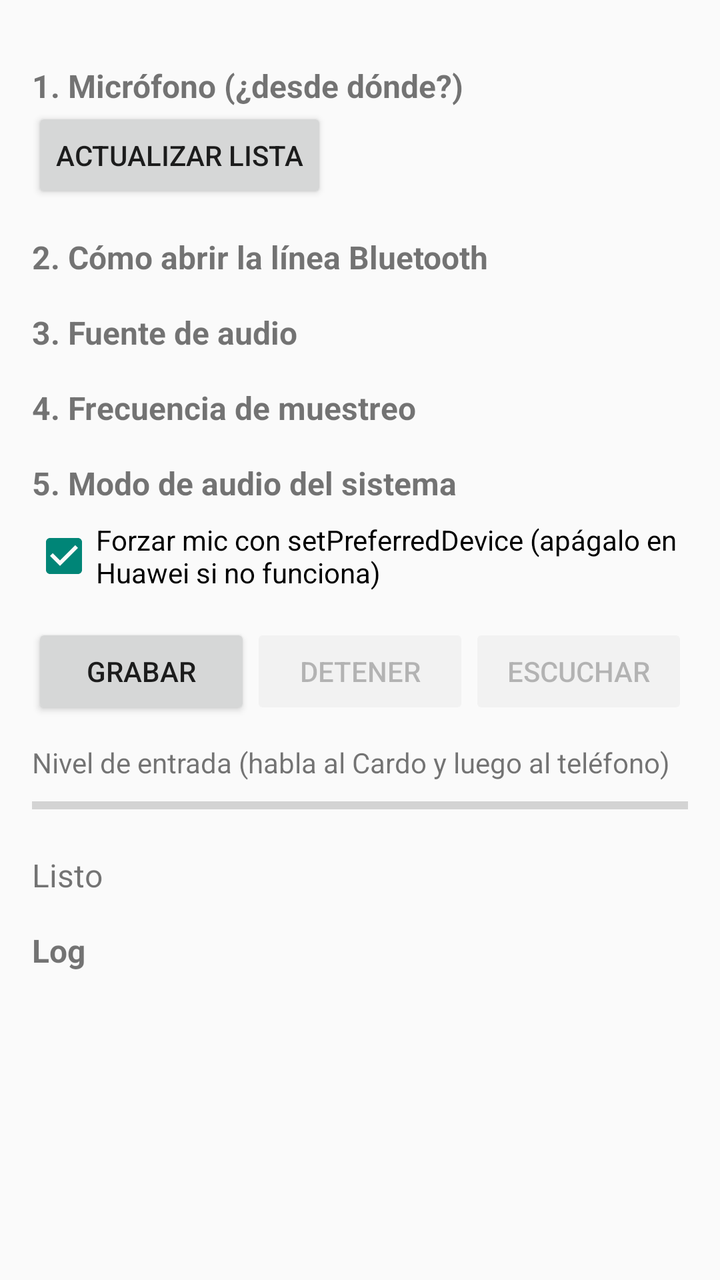
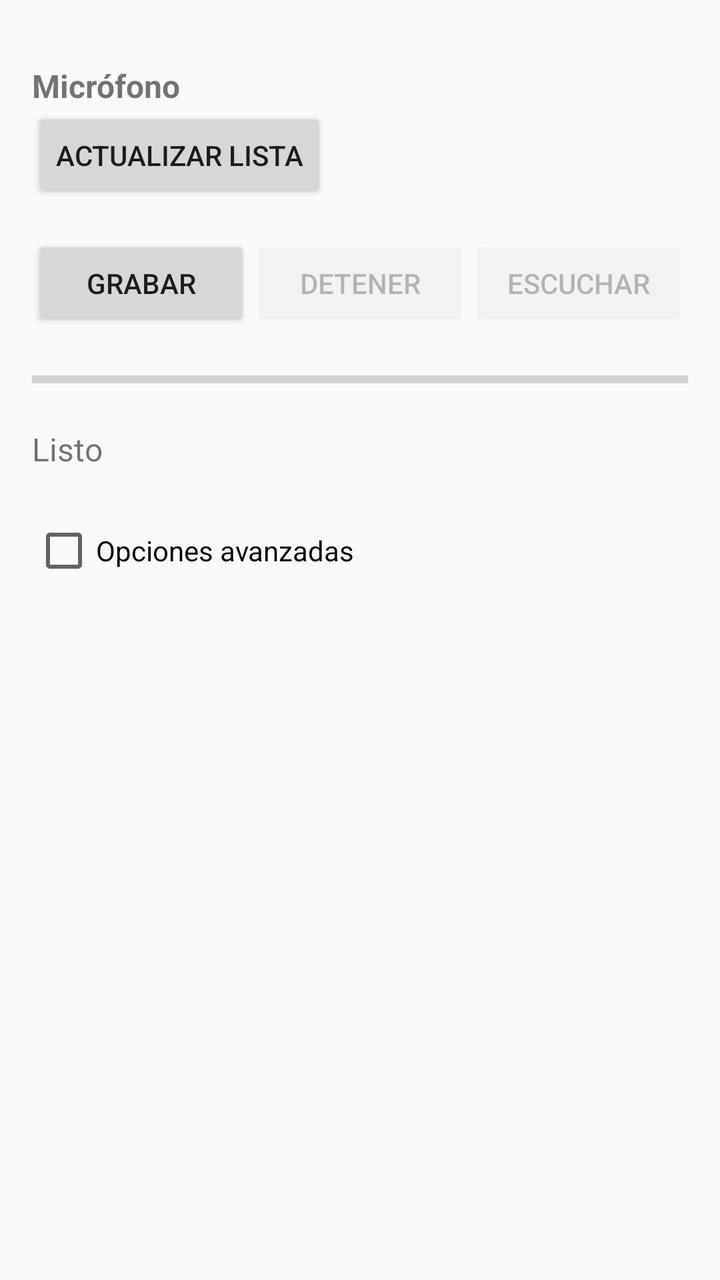

Screens rendered from an Android XML layout before and after an edit, with the pre-edit source and the edit as a unified diff.
<!-- AndroidManifest.xml: application theme android:Theme.Material.Light -->
<!-- res/layout/main.xml -->
<?xml version="1.0" encoding="utf-8"?>
<ScrollView xmlns:android="http://schemas.android.com/apk/res/android"
    android:layout_width="match_parent"
    android:layout_height="match_parent">

    <LinearLayout
        android:layout_width="match_parent"
        android:layout_height="wrap_content"
        android:orientation="vertical"
        android:padding="16dp">

        <TextView
            style="@style/SectionTitle"
            android:text="1. Micrófono (¿desde dónde?)" />

        <RadioGroup
            android:id="@+id/groupDevice"
            android:layout_width="match_parent"
            android:layout_height="wrap_content" />

        <Button
            android:id="@+id/btnRefresh"
            android:layout_width="wrap_content"
            android:layout_height="wrap_content"
            android:text="Actualizar lista" />

        <TextView
            style="@style/SectionTitle"
            android:text="2. Cómo abrir la línea Bluetooth" />

        <RadioGroup
            android:id="@+id/groupMethod"
            android:layout_width="match_parent"
            android:layout_height="wrap_content" />

        <TextView
            style="@style/SectionTitle"
            android:text="3. Fuente de audio" />

        <RadioGroup
            android:id="@+id/groupSource"
            android:layout_width="match_parent"
            android:layout_height="wrap_content" />

        <TextView
            style="@style/SectionTitle"
            android:text="4. Frecuencia de muestreo" />

        <RadioGroup
            android:id="@+id/groupRate"
            android:layout_width="match_parent"
            android:layout_height="wrap_content"
            android:orientation="horizontal" />

        <TextView
            style="@style/SectionTitle"
            android:text="5. Modo de audio del sistema" />

        <RadioGroup
            android:id="@+id/groupMode"
            android:layout_width="match_parent"
            android:layout_height="wrap_content" />

        <CheckBox
            android:id="@+id/chkPreferred"
            android:layout_width="match_parent"
            android:layout_height="wrap_content"
            android:layout_marginTop="8dp"
            android:checked="true"
            android:text="Forzar mic con setPreferredDevice (apágalo en Huawei si no funciona)" />

        <LinearLayout
            android:layout_width="match_parent"
            android:layout_height="wrap_content"
            android:layout_marginTop="16dp"
            android:orientation="horizontal">

            <Button
                android:id="@+id/btnStart"
                android:layout_width="0dp"
                android:layout_height="wrap_content"
                android:layout_weight="1"
                android:text="Grabar" />

            <Button
                android:id="@+id/btnStop"
                android:layout_width="0dp"
                android:layout_height="wrap_content"
                android:layout_weight="1"
                android:enabled="false"
                android:text="Detener" />

            <Button
                android:id="@+id/btnPlay"
                android:layout_width="0dp"
                android:layout_height="wrap_content"
                android:layout_weight="1"
                android:enabled="false"
                android:text="Escuchar" />
        </LinearLayout>

        <TextView
            android:layout_width="match_parent"
            android:layout_height="wrap_content"
            android:layout_marginTop="12dp"
            android:text="Nivel de entrada (habla al Cardo y luego al teléfono)" />

        <ProgressBar
            android:id="@+id/level"
            style="?android:attr/progressBarStyleHorizontal"
            android:layout_width="match_parent"
            android:layout_height="24dp"
            android:max="100" />

        <TextView
            android:id="@+id/status"
            android:layout_width="match_parent"
            android:layout_height="wrap_content"
            android:layout_marginTop="12dp"
            android:text="Listo"
            android:textSize="16sp" />

        <TextView
            style="@style/SectionTitle"
            android:text="Log" />

        <TextView
            android:id="@+id/log"
            android:layout_width="match_parent"
            android:layout_height="wrap_content"
            android:fontFamily="monospace"
            android:textIsSelectable="true"
            android:textSize="11sp" />
    </LinearLayout>
</ScrollView>
<!-- resources referenced by this layout -->
<resources>
  <style name="SectionTitle">
          <item name="android:layout_width">match_parent</item>
          <item name="android:layout_height">wrap_content</item>
          <item name="android:layout_marginTop">16dp</item>
          <item name="android:textSize">16sp</item>
          <item name="android:textStyle">bold</item>
      </style>
</resources>

<!-- the commit's change to res/layout/main.xml (unified diff, before → after) -->
@@ -11,7 +11,7 @@
 
         <TextView
             style="@style/SectionTitle"
-            android:text="1. Micrófono (¿desde dónde?)" />
+            android:text="Micrófono" />
 
         <RadioGroup
             android:id="@+id/groupDevice"
@@ -23,51 +23,6 @@
             android:layout_width="wrap_content"
             android:layout_height="wrap_content"
             android:text="Actualizar lista" />
-
-        <TextView
-            style="@style/SectionTitle"
-            android:text="2. Cómo abrir la línea Bluetooth" />
-
-        <RadioGroup
-            android:id="@+id/groupMethod"
-            android:layout_width="match_parent"
-            android:layout_height="wrap_content" />
-
-        <TextView
-            style="@style/SectionTitle"
-            android:text="3. Fuente de audio" />
-
-        <RadioGroup
-            android:id="@+id/groupSource"
-            android:layout_width="match_parent"
-            android:layout_height="wrap_content" />
-
-        <TextView
-            style="@style/SectionTitle"
-            android:text="4. Frecuencia de muestreo" />
-
-        <RadioGroup
-            android:id="@+id/groupRate"
-            android:layout_width="match_parent"
-            android:layout_height="wrap_content"
-            android:orientation="horizontal" />
-
-        <TextView
-            style="@style/SectionTitle"
-            android:text="5. Modo de audio del sistema" />
-
-        <RadioGroup
-            android:id="@+id/groupMode"
-            android:layout_width="match_parent"
-            android:layout_height="wrap_content" />
-
-        <CheckBox
-            android:id="@+id/chkPreferred"
-            android:layout_width="match_parent"
-            android:layout_height="wrap_content"
-            android:layout_marginTop="8dp"
-            android:checked="true"
-            android:text="Forzar mic con setPreferredDevice (apágalo en Huawei si no funciona)" />
 
         <LinearLayout
             android:layout_width="match_parent"
@@ -99,17 +54,12 @@
                 android:text="Escuchar" />
         </LinearLayout>
 
-        <TextView
-            android:layout_width="match_parent"
-            android:layout_height="wrap_content"
-            android:layout_marginTop="12dp"
-            android:text="Nivel de entrada (habla al Cardo y luego al teléfono)" />
-
         <ProgressBar
             android:id="@+id/level"
             style="?android:attr/progressBarStyleHorizontal"
             android:layout_width="match_parent"
             android:layout_height="24dp"
+            android:layout_marginTop="12dp"
             android:max="100" />
 
         <TextView
@@ -120,16 +70,76 @@
             android:text="Listo"
             android:textSize="16sp" />
 
-        <TextView
-            style="@style/SectionTitle"
-            android:text="Log" />
-
-        <TextView
-            android:id="@+id/log"
+        <CheckBox
+            android:id="@+id/chkAdvanced"
             android:layout_width="match_parent"
             android:layout_height="wrap_content"
-            android:fontFamily="monospace"
-            android:textIsSelectable="true"
-            android:textSize="11sp" />
+            android:layout_marginTop="24dp"
+            android:text="Opciones avanzadas" />
+
+        <LinearLayout
+            android:id="@+id/advanced"
+            android:layout_width="match_parent"
+            android:layout_height="wrap_content"
+            android:orientation="vertical"
+            android:visibility="gone">
+
+            <TextView
+                style="@style/SectionTitle"
+                android:text="Cómo abrir la línea Bluetooth" />
+
+            <RadioGroup
+                android:id="@+id/groupMethod"
+                android:layout_width="match_parent"
+                android:layout_height="wrap_content" />
+
+            <TextView
+                style="@style/SectionTitle"
+                android:text="Fuente de audio" />
+
+            <RadioGroup
+                android:id="@+id/groupSource"
+                android:layout_width="match_parent"
+                android:layout_height="wrap_content" />
+
+            <TextView
+                style="@style/SectionTitle"
+                android:text="Frecuencia de muestreo" />
+
+            <RadioGroup
+                android:id="@+id/groupRate"
+                android:layout_width="match_parent"
+                android:layout_height="wrap_content"
+                android:orientation="horizontal" />
+
+            <TextView
+                style="@style/SectionTitle"
+                android:text="Modo de audio del sistema" />
+
+            <RadioGroup
+                android:id="@+id/groupMode"
+                android:layout_width="match_parent"
+                android:layout_height="wrap_content" />
+
+            <CheckBox
+                android:id="@+id/chkPreferred"
+                android:layout_width="match_parent"
+                android:layout_height="wrap_content"
+                android:layout_marginTop="8dp"
+                android:checked="true"
+                android:text="Forzar mic con setPreferredDevice" />
+
+            <TextView
+                style="@style/SectionTitle"
+                android:text="Log" />
+
+            <TextView
+                android:id="@+id/log"
+                android:layout_width="match_parent"
+                android:layout_height="wrap_content"
+                android:fontFamily="monospace"
+                android:textIsSelectable="true"
+                android:textSize="11sp" />
+        </LinearLayout>
     </LinearLayout>
 </ScrollView>
